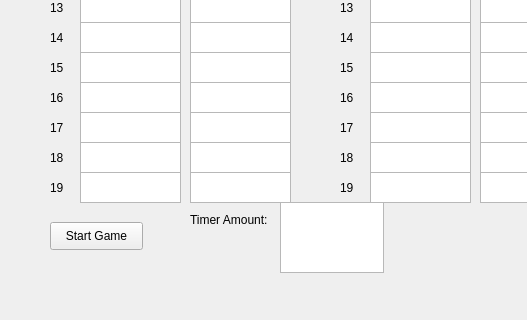
The window that playerEntryScreen.ui (TelevisionNinja/LaserTagThing) describes before a commit, drawn with Qt 5; both pictures show x 0 to 527 and y 458 to 778 of the 634 by 778 pixel window.
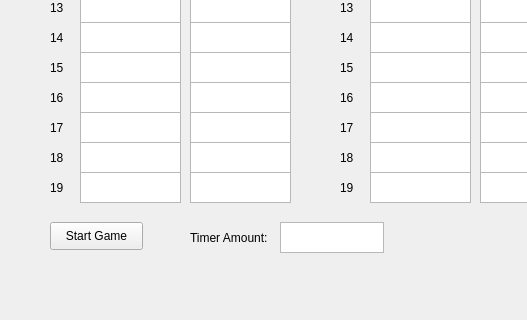
The same window after the commit.

Diff of the .ui file:
```diff
--- a/playerEntryScreen.ui
+++ b/playerEntryScreen.ui
@@ -1397,9 +1397,9 @@
     <property name="geometry">
      <rect>
       <x>190</x>
-      <y>670</y>
+      <y>680</y>
       <width>91</width>
-      <height>16</height>
+      <height>31</height>
      </rect>
     </property>
     <property name="text">
@@ -1410,9 +1410,9 @@
     <property name="geometry">
      <rect>
       <x>280</x>
-      <y>660</y>
+      <y>680</y>
       <width>104</width>
-      <height>71</height>
+      <height>31</height>
      </rect>
     </property>
    </widget>
```
Left out of the diff: 421 changed lines with no effect on the pictures.
